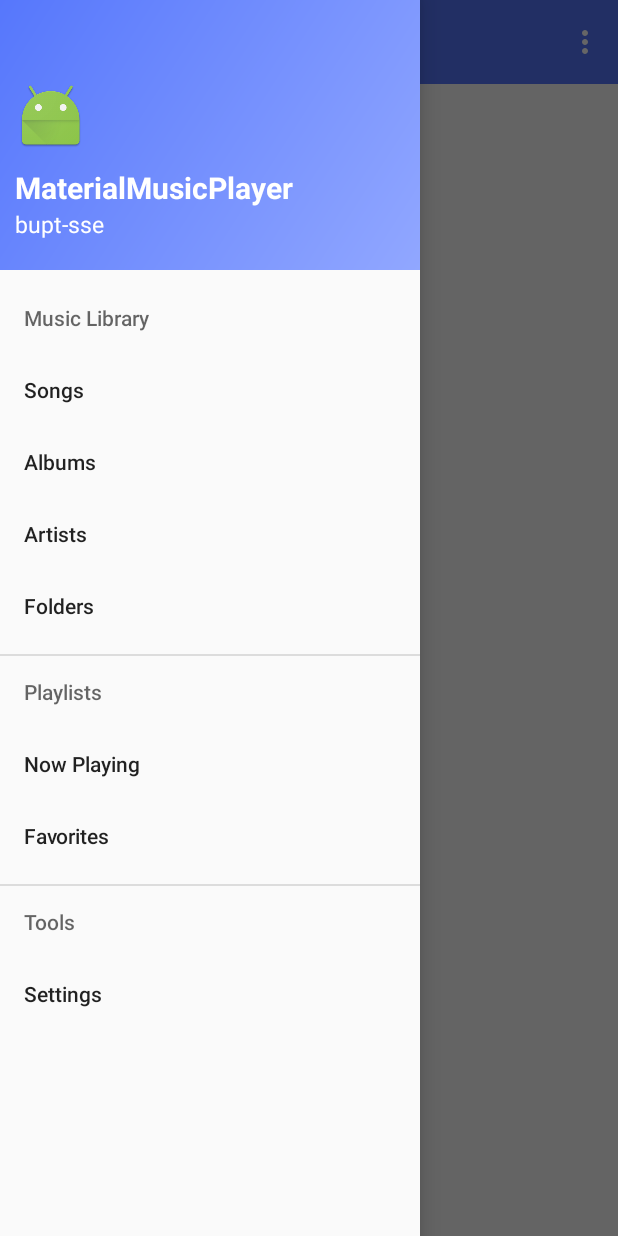
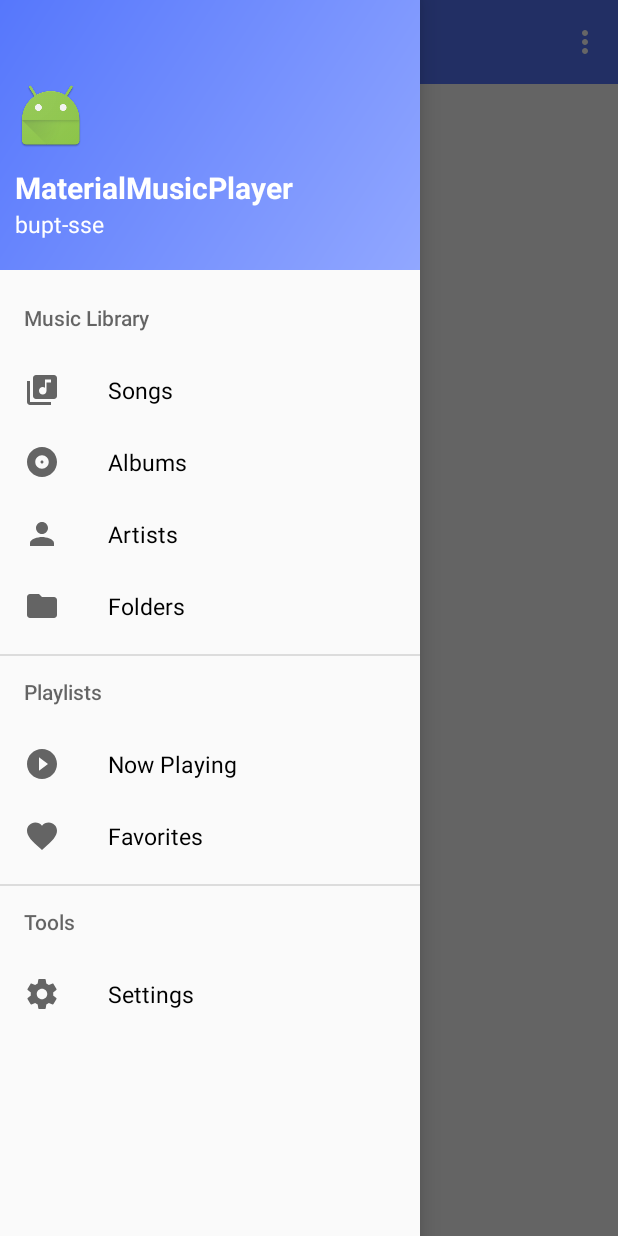
Before and after one commit to digitalplugg/Material-Music-Player, an Android app: the screen it shows after launch (MainActivity), with the side drawer open, on a phone screen of 412 x 824 dp. Run offline under Robolectric (Android 15) with nearby library versions, the phone set to English and light mode, and no system bars.

Commit message:
Add icons in navigator menu.

```diff
--- /dev/null
+++ b/app/src/main/res/drawable/ic_album.xml
@@ -0,0 +1,9 @@
+<vector xmlns:android="http://schemas.android.com/apk/res/android"
+        android:width="24dp"
+        android:height="24dp"
+        android:viewportWidth="24.0"
+        android:viewportHeight="24.0">
+    <path
+        android:fillColor="#FF757575"
+        android:pathData="M12,2C6.48,2 2,6.48 2,12s4.48,10 10,10 10,-4.48 10,-10S17.52,2 12,2zm0,14.5c-2.49,0 -4.5,-2.01 -4.5,-4.5S9.51,7.5 12,7.5s4.5,2.01 4.5,4.5 -2.01,4.5 -4.5,4.5zm0,-5.5c-0.55,0 -1,0.45 -1,1s0.45,1 1,1 1,-0.45 1,-1 -0.45,-1 -1,-1z"/>
+</vector>
--- /dev/null
+++ b/app/src/main/res/drawable/ic_artist.xml
@@ -0,0 +1,9 @@
+<vector xmlns:android="http://schemas.android.com/apk/res/android"
+        android:width="24dp"
+        android:height="24dp"
+        android:viewportWidth="24.0"
+        android:viewportHeight="24.0">
+    <path
+        android:fillColor="#FF757575"
+        android:pathData="M12,12c2.21,0 4,-1.79 4,-4s-1.79,-4 -4,-4 -4,1.79 -4,4 1.79,4 4,4zm0,2c-2.67,0 -8,1.34 -8,4v2h16v-2c0,-2.66 -5.33,-4 -8,-4z"/>
+</vector>
--- /dev/null
+++ b/app/src/main/res/drawable/ic_favorite.xml
@@ -0,0 +1,9 @@
+<vector xmlns:android="http://schemas.android.com/apk/res/android"
+        android:width="24dp"
+        android:height="24dp"
+        android:viewportWidth="24.0"
+        android:viewportHeight="24.0">
+    <path
+        android:fillColor="#FF757575"
+        android:pathData="M12,21.35l-1.45,-1.32C5.4,15.36 2,12.28 2,8.5 2,5.42 4.42,3 7.5,3c1.74,0 3.41,0.81 4.5,2.09C13.09,3.81 14.76,3 16.5,3 19.58,3 22,5.42 22,8.5c0,3.78 -3.4,6.86 -8.55,11.54L12,21.35z"/>
+</vector>
--- /dev/null
+++ b/app/src/main/res/drawable/ic_folder.xml
@@ -0,0 +1,9 @@
+<vector xmlns:android="http://schemas.android.com/apk/res/android"
+        android:width="24dp"
+        android:height="24dp"
+        android:viewportWidth="24.0"
+        android:viewportHeight="24.0">
+    <path
+        android:fillColor="#FF000000"
+        android:pathData="M10,4H4c-1.1,0 -1.99,0.9 -1.99,2L2,18c0,1.1 0.9,2 2,2h16c1.1,0 2,-0.9 2,-2V8c0,-1.1 -0.9,-2 -2,-2h-8l-2,-2z"/>
+</vector>
--- /dev/null
+++ b/app/src/main/res/drawable/ic_music_library.xml
@@ -0,0 +1,9 @@
+<vector xmlns:android="http://schemas.android.com/apk/res/android"
+        android:width="24dp"
+        android:height="24dp"
+        android:viewportWidth="24.0"
+        android:viewportHeight="24.0">
+    <path
+        android:fillColor="#FF757575"
+        android:pathData="M20,2H8c-1.1,0 -2,0.9 -2,2v12c0,1.1 0.9,2 2,2h12c1.1,0 2,-0.9 2,-2V4c0,-1.1 -0.9,-2 -2,-2zm-2,5h-3v5.5c0,1.38 -1.12,2.5 -2.5,2.5S10,13.88 10,12.5s1.12,-2.5 2.5,-2.5c0.57,0 1.08,0.19 1.5,0.51V5h4v2zM4,6H2v14c0,1.1 0.9,2 2,2h14v-2H4V6z"/>
+</vector>
--- /dev/null
+++ b/app/src/main/res/drawable/ic_now_playing.xml
@@ -0,0 +1,9 @@
+<vector xmlns:android="http://schemas.android.com/apk/res/android"
+        android:width="24dp"
+        android:height="24dp"
+        android:viewportWidth="24.0"
+        android:viewportHeight="24.0">
+    <path
+        android:fillColor="#FF757575"
+        android:pathData="M12,2C6.48,2 2,6.48 2,12s4.48,10 10,10 10,-4.48 10,-10S17.52,2 12,2zm-2,14.5v-9l6,4.5 -6,4.5z"/>
+</vector>
--- /dev/null
+++ b/app/src/main/res/drawable/ic_settings.xml
@@ -0,0 +1,9 @@
+<vector xmlns:android="http://schemas.android.com/apk/res/android"
+        android:width="24dp"
+        android:height="24dp"
+        android:viewportWidth="24.0"
+        android:viewportHeight="24.0">
+    <path
+        android:fillColor="#FF757575"
+        android:pathData="M19.43,12.98c0.04,-0.32 0.07,-0.64 0.07,-0.98s-0.03,-0.66 -0.07,-0.98l2.11,-1.65c0.19,-0.15 0.24,-0.42 0.12,-0.64l-2,-3.46c-0.12,-0.22 -0.39,-0.3 -0.61,-0.22l-2.49,1c-0.52,-0.4 -1.08,-0.73 -1.69,-0.98l-0.38,-2.65C14.46,2.18 14.25,2 14,2h-4c-0.25,0 -0.46,0.18 -0.49,0.42l-0.38,2.65c-0.61,0.25 -1.17,0.59 -1.69,0.98l-2.49,-1c-0.23,-0.09 -0.49,0 -0.61,0.22l-2,3.46c-0.13,0.22 -0.07,0.49 0.12,0.64l2.11,1.65c-0.04,0.32 -0.07,0.65 -0.07,0.98s0.03,0.66 0.07,0.98l-2.11,1.65c-0.19,0.15 -0.24,0.42 -0.12,0.64l2,3.46c0.12,0.22 0.39,0.3 0.61,0.22l2.49,-1c0.52,0.4 1.08,0.73 1.69,0.98l0.38,2.65c0.03,0.24 0.24,0.42 0.49,0.42h4c0.25,0 0.46,-0.18 0.49,-0.42l0.38,-2.65c0.61,-0.25 1.17,-0.59 1.69,-0.98l2.49,1c0.23,0.09 0.49,0 0.61,-0.22l2,-3.46c0.12,-0.22 0.07,-0.49 -0.12,-0.64l-2.11,-1.65zM12,15.5c-1.93,0 -3.5,-1.57 -3.5,-3.5s1.57,-3.5 3.5,-3.5 3.5,1.57 3.5,3.5 -1.57,3.5 -3.5,3.5z"/>
+</vector>
--- a/app/src/main/res/layout/activity_main.xml
+++ b/app/src/main/res/layout/activity_main.xml
@@ -29,6 +29,7 @@
         android:layout_height="match_parent"
         android:layout_gravity="start"
         android:fitsSystemWindows="true"
+        app:itemTextAppearance="@style/NormalTextAppearance"
         app:headerLayout="@layout/nav_header_main"
         app:menu="@menu/activity_main_drawer" />
 
--- a/app/src/main/res/menu/activity_main_drawer.xml
+++ b/app/src/main/res/menu/activity_main_drawer.xml
@@ -4,12 +4,16 @@
         <menu>
             <group android:checkableBehavior="single">
                 <item android:id="@+id/nav_song"
+                    android:icon="@drawable/ic_music_library"
                     android:title="@string/song"/>
                 <item android:id="@+id/nav_album"
+                    android:icon="@drawable/ic_album"
                     android:title="@string/album" />
                 <item android:id="@+id/nav_artist"
+                    android:icon="@drawable/ic_artist"
                     android:title="@string/artist" />
                 <item android:id="@+id/nav_folder"
+                    android:icon="@drawable/ic_folder"
                     android:title="@string/folder" />
             </group>
         </menu>
@@ -18,8 +22,10 @@
         <menu>
             <group android:checkableBehavior="single">
                 <item android:id="@+id/nav_now_playing"
+                    android:icon="@drawable/ic_now_playing"
                    android:title="@string/now_playing"/>
                 <item android:id="@+id/nav_favorite"
+                    android:icon="@drawable/ic_favorite"
                     android:title="@string/favorite"/>
             </group>
         </menu>
@@ -28,6 +34,7 @@
     <item android:title="@string/tool">
         <menu>
             <item android:id="@+id/nav_settings"
+                android:icon="@drawable/ic_settings"
                 android:title="@string/action_settings"/>
         </menu>
     </item>
--- a/app/src/main/res/values/dimens.xml
+++ b/app/src/main/res/values/dimens.xml
@@ -6,4 +6,5 @@
     <dimen name="nav_header_height">180dp</dimen>
     <dimen name="nav_header_title_text_size">20sp</dimen>
     <dimen name="nav_header_subtitle_text_size">15sp</dimen>
+    <dimen name="normal_text_size">15sp</dimen>
 </resources>
--- a/app/src/main/res/values/styles.xml
+++ b/app/src/main/res/values/styles.xml
@@ -1,5 +1,4 @@
 <resources>
-
     <!-- Base application theme. -->
     <style name="AppTheme" parent="Theme.AppCompat.Light.NoActionBar">
         <!-- Customize your theme here. -->
@@ -14,4 +13,9 @@
     <style name="AppTheme.AppBarOverlay" parent="ThemeOverlay.AppCompat.Dark.ActionBar" />
     <style name="AppTheme.PopupOverlay" parent="ThemeOverlay.AppCompat.Light" />
 
+    <style name="NormalTextAppearance" parent="TextAppearance.AppCompat">
+        <item name="android:textColor">@android:color/black</item>
+        <item name="android:textSize">@dimen/normal_text_size</item>
+    </style>
+
 </resources>
```
